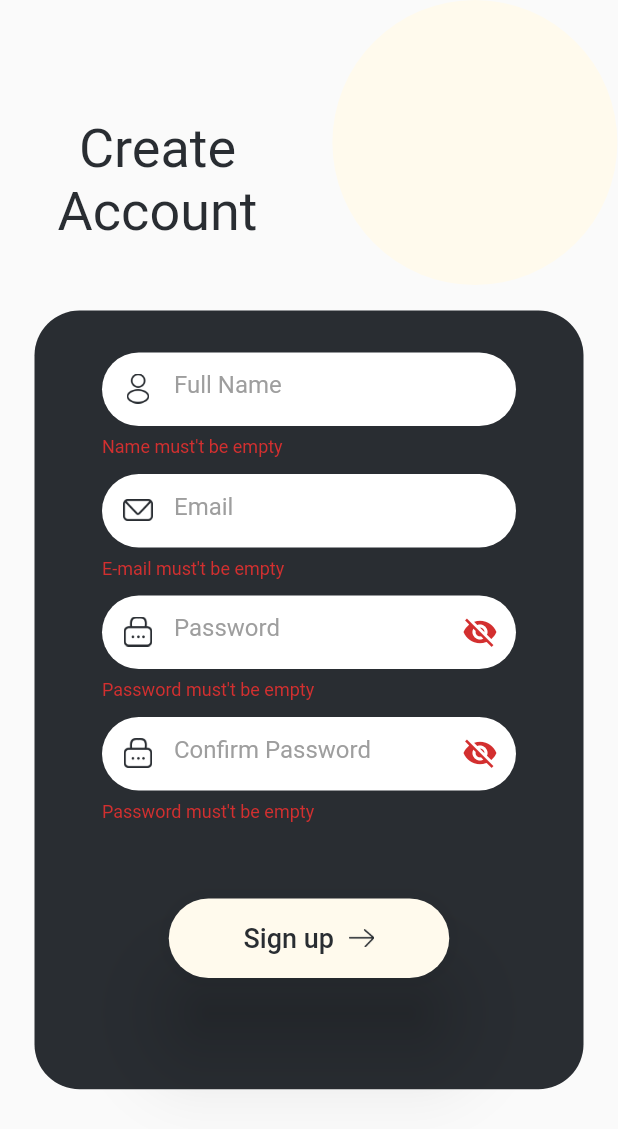
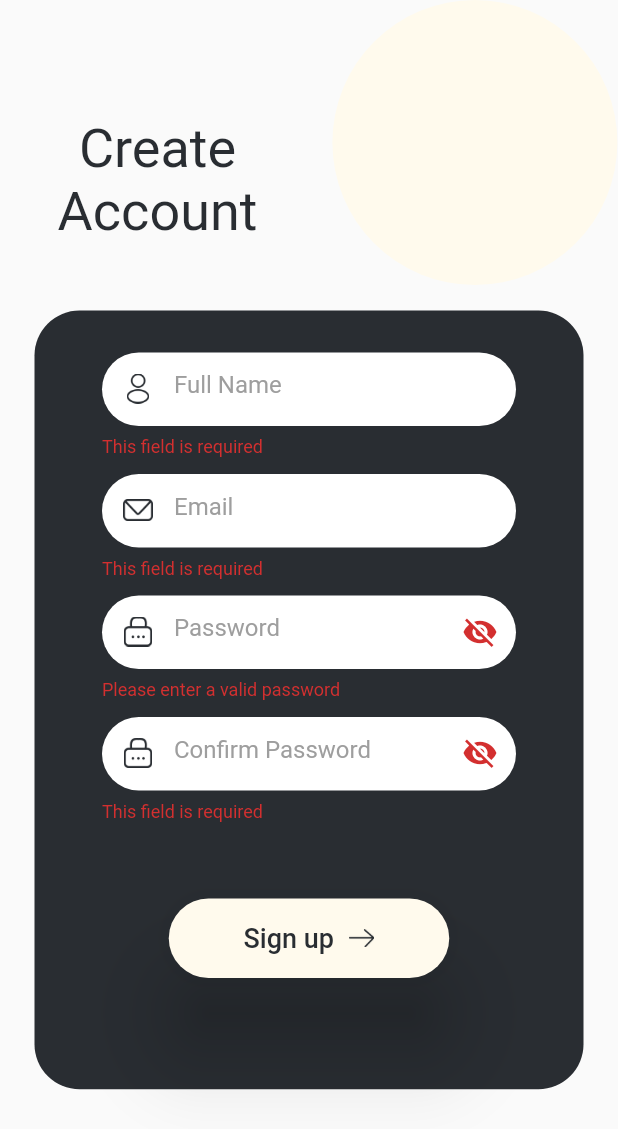
Before and after one commit to asirabdelhady/Graduation_Project, a Flutter app: the signUpPage screen opened directly, after a tap on "Sign up", on a phone screen of 412 x 824 dp. Shown: the top 1129 px of the screen. Run offline on Flutter 3.47's test engine with Material 2 defaults, Android fonts, the phone set to English and light mode, and no system bars; our stand-ins replace curved_navigation_bar.

Commit message:
hobv validate

```diff
--- a/lib/modules/login/loginpage.dart
+++ b/lib/modules/login/loginpage.dart
@@ -95,8 +95,7 @@ class _loginPageState extends State<loginPage> {
                                 passorno: false,
                                 suffixicon: Icon(null),
                                 controller: emailController,
-                                validatorText: 'E-mail must\'t be empty',
-                                suffixPressed: null),
+                                suffixPressed: null, validatorFunction: null, onFieldSubmitted: null, onChanged: null),
                             SizedBox(
                               height: 10,
                             ),
@@ -107,12 +106,11 @@ class _loginPageState extends State<loginPage> {
                                 passorno: passorno,
                                 suffixicon: Icon((passorno==false)? Icons.remove_red_eye : Icons.visibility_off,),
                                 controller: passwordController,
-                                validatorText: 'Password must\'t be empty',
                                 suffixPressed: (){
                                   setState(() {
                                     passorno=!passorno;
                                   });
-                                }),
+                                }, validatorFunction: null, onChanged: null, onFieldSubmitted: null),
                             SizedBox(
                               height: 40,
                             ),
--- a/lib/modules/signup/signuppage.dart
+++ b/lib/modules/signup/signuppage.dart
@@ -1,55 +1,53 @@
-import 'package:flutter/cupertino.dart';
 import 'package:flutter/material.dart';
 import 'package:tour_guide_app/shared/styles/colors.dart';
 import 'package:tour_guide_app/shared/components/components.dart';
 
 import '../../navigation.dart';
-import '../home/homescreen.dart';
 
-class signUpPage extends StatefulWidget{
+class signUpPage extends StatefulWidget {
   @override
   State<signUpPage> createState() => _signUpPageState();
 }
 
 class _signUpPageState extends State<signUpPage> {
-  var emailController= TextEditingController();
-  var passwordController= TextEditingController();
-  var nameController= TextEditingController();
-  var confPasswordController= TextEditingController();
-  var formKey=GlobalKey<FormState>();
+  var emailController = TextEditingController();
+  var passwordController = TextEditingController();
+  var nameController = TextEditingController();
+  var confPasswordController = TextEditingController();
+  var formKey = GlobalKey<FormState>();
   bool passorno = true;
+  String password = '';
+  String confirmPassword = '';
 
   @override
   Widget build(BuildContext context) {
-
     return Scaffold(
       body: SafeArea(
         child: SingleChildScrollView(
-          child:
-          Column(
-            children:
-            [
+          child: Column(
+            children: [
               SingleChildScrollView(
                 scrollDirection: Axis.horizontal,
                 physics: const NeverScrollableScrollPhysics(),
-                child:
-                Row(
-                  children:
-                  [
-                    SizedBox(width: 15,),
+                child: Row(
+                  children: [
+                    SizedBox(
+                      width: 15,
+                    ),
                     Padding(
-                      padding: const EdgeInsetsDirectional.only(start: 23,top: 50),
-                      child:
-                      Column(
-                        children:
-                        [
-                          Text('Create',
+                      padding:
+                          const EdgeInsetsDirectional.only(start: 23, top: 50),
+                      child: Column(
+                        children: [
+                          Text(
+                            'Create',
                             style: TextStyle(
                               fontSize: 36,
                               color: tPrimary(),
                             ),
                           ),
-                          Text('Account',
+                          Text(
+                            'Account',
                             style: TextStyle(
                               fontSize: 36,
                               color: tPrimary(),
@@ -58,29 +56,27 @@ class _signUpPageState extends State<signUpPage> {
                         ],
                       ),
                     ),
-                    SizedBox(width: 50,),
+                    SizedBox(
+                      width: 50,
+                    ),
                     Align(
                         alignment: Alignment.topRight,
-
-                        child:Transform.scale(
+                        child: Transform.scale(
                           scale: 1,
                           child: Column(
-                            children:
-                            [
-                              circleBack(width: 190,height: 190),
+                            children: [
+                              circleBack(width: 190, height: 190),
                             ],
                           ),
-                        )
-
-                    ),
+                        )),
                   ],
                 ),
               ),
-              SizedBox(height: 17,
+              SizedBox(
+                height: 17,
               ),
               Stack(
-                children:
-                [
+                children: [
                   Padding(
                     padding: const EdgeInsets.symmetric(horizontal: 23.0),
                     child: Container(
@@ -93,89 +89,152 @@ class _signUpPageState extends State<signUpPage> {
                     ),
                   ),
                   Form(
-                    key:formKey,
+                    autovalidateMode: AutovalidateMode.onUserInteraction,
+                    key: formKey,
                     child: Column(
                       children: [
                         Padding(
                           padding: const EdgeInsetsDirectional.only(top: 28),
                           child: Center(
-                              child:
-                              mainFormField(
+                              child: mainFormField(
                             hintText: 'Full Name',
                             imagepath: 'assets/images/Fullname.png',
                             TextInputType: TextInputType.name,
-                                passorno:false,
+                            passorno: false,
                             controller: nameController,
-                                validatorText: 'Name must\'t be empty',
+                            validatorFunction: (value) {
+                              if (value == null || value.trim().isEmpty) {
+                                return 'This field is required';
+                              }
+                              if (value.trim().length < 4) {
+                                return 'Username must be at least 4 characters ';
+                              }
+                              // Return null if the entered username is valid
+                              return null;
+                            },
                             suffixPressed: null,
-                                suffixicon: Icon(null),
-                              )
+                            suffixicon: Icon(null), onChanged: null, onFieldSubmitted: null,
+                          )),
                         ),
+                        SizedBox(
+                          height: 10,
                         ),
-                        SizedBox(height: 10,),
-                        mainFormField(hintText: 'Email',
+                        mainFormField(
+                            hintText: 'Email',
                             imagepath: 'assets/images/mail.png',
                             TextInputType: TextInputType.emailAddress,
                             passorno: false,
                             suffixicon: Icon(null),
                             controller: emailController,
-                            validatorText: 'E-mail must\'t be empty',
-                            suffixPressed: null),
-                        SizedBox(height: 10,),
-                        mainFormField(hintText: 'Password',
+                            validatorFunction:  (value) {
+                              // Check if this field is empty
+                              if (value == null || value.isEmpty) {
+                                return 'This field is required';
+                              }
+
+                              // using regular expression
+                              if (!RegExp(r'\S+@\S+\.\S+').hasMatch(value)) {
+                                return "Please enter a valid email address";
+                              }
+
+                              // the email is valid
+                              return null;
+                            },
+                            suffixPressed: null, onFieldSubmitted: null, onChanged: null),
+                        SizedBox(
+                          height: 10,
+                        ),
+                        mainFormField(
+                            hintText: 'Password',
                             imagepath: 'assets/images/lock.png',
                             TextInputType: TextInputType.visiblePassword,
                             passorno: passorno,
-                            suffixicon: Icon((passorno==false)? Icons.remove_red_eye : Icons.visibility_off,),
+                            suffixicon: Icon(
+                              (passorno == false)
+                                  ? Icons.remove_red_eye
+                                  : Icons.visibility_off,
+                            ),
                             controller: passwordController,
-                            validatorText: 'Password must\'t be empty',
-                            suffixPressed:(){
+                            onChanged: (value) => password = value,
+                            validatorFunction: (value) {
+                              RegExp regex =
+                              RegExp(r'^(?=.*?[A-Z])(?=.*?[a-z])(?=.*?[0-9]).{8,}$');
+
+                                if (!regex.hasMatch(value)) {
+                                  ElevatedButton(
+                                     // color: Colors.orange,
+                                      child: Text('Bottom Sheet'),
+                                      onPressed: () {
+
+                                      });
+                                  return 'Please enter a valid password';
+                                }
+                            },
+                            onFieldSubmitted: (value){
+
+                            },
+                            suffixPressed: () {
                               setState(() {
-                                passorno=!passorno;
+                                passorno = !passorno;
                               });
-                            }
-
+                            }),
+                        SizedBox(
+                          height: 10,
                         ),
-                        SizedBox(height: 10,),
-                        mainFormField(hintText: 'Confirm Password',
+                        mainFormField(
+                            hintText: 'Confirm Password',
                             imagepath: 'assets/images/lock.png',
                             TextInputType: TextInputType.visiblePassword,
                             passorno: passorno,
-                            suffixicon: Icon((passorno==false)? Icons.remove_red_eye : Icons.visibility_off,),
+                            onChanged: (value) => confirmPassword = value,
+                            suffixicon: Icon(
+                              (passorno == false)
+                                  ? Icons.remove_red_eye
+                                  : Icons.visibility_off,
+                            ),
                             controller: confPasswordController,
-                            validatorText: 'Password must\'t be empty',
-                            suffixPressed: (){
+
+                            validatorFunction: (value) {
+                              if (value == null || value.isEmpty) {
+                                return 'This field is required';
+                              }
+
+                              if (confirmPassword != password) {
+                                return 'Password does not match ';
+                              }
+
+                              return null;
+                            },
+
+                            suffixPressed: () {
                               setState(() {
-                                passorno=!passorno;
+                                passorno = !passorno;
                               });
-                            }),
-                        SizedBox(height: 50,),
-                        mainButton(minWidth: 95, height: 40,
-                            text: 'Sign up', fontSize: 13, onPressed:(){
-                              if(formKey.currentState!.validate()){
+                            }, onFieldSubmitted: null,
+
+                            ),
+                        SizedBox(
+                          height: 50,
+                        ),
+                        mainButton(
+                            minWidth: 95,
+                            height: 40,
+                            text: 'Sign up',
+                            fontSize: 13,
+                            onPressed: () {
+                              if (formKey.currentState!.validate()) {
                                 print(nameController.text);
                                 print(emailController.text);
                                 print(passwordController.text);
                                 print(confPasswordController.text);
-                                Navigator.push(
-                                    context,
-                                    MaterialPageRoute(
+                                Navigator.push(context, MaterialPageRoute(
                                   builder: (context) {
                                     return Navigation();
                                   },
-                                    )
-                                );
-                              };
-
-                              /*Navigator.push(
-                              context,
-                              MaterialPageRoute(
-                                builder: (context) {
-                                  return homescreen();
+                                ));
+                              }
                             },
-                              )
-                          );*/
-                            }, imagepath: 'assets/images/arrow.png')
+                            imagepath: 'assets/images/arrow.png')
                       ],
                     ),
                   )
--- a/lib/shared/components/components.dart
+++ b/lib/shared/components/components.dart
@@ -401,8 +401,11 @@ Widget mainFormField({
   required bool passorno,
   var suffixicon = const Icon(Icons.remove_red_eye),
   required var controller,
-  required String validatorText,
+
   required suffixPressed,
+  required var onFieldSubmitted,
+  required var validatorFunction,
+  required var onChanged
 }) =>
     Stack(children: [
       Container(
@@ -424,21 +427,13 @@ Widget mainFormField({
           children: [
             //   SizedBox(height: 1,),
             TextFormField(
-              validator: (value) {
-                if (value!.isEmpty) {
-                  return validatorText;
-                }
-                return null;
-              },
+              onFieldSubmitted:onFieldSubmitted ,
+              validator: validatorFunction,
 
               controller: controller,
 
-              onFieldSubmitted: (String value) {
-                print(value);
-              },
-              onChanged: (String value) {
-                print(value);
-              },
+
+              onChanged: onChanged,
 
               decoration: InputDecoration(
                 hintText: hintText,
```
Lines whose indentation alone changed are shown as unchanged.
